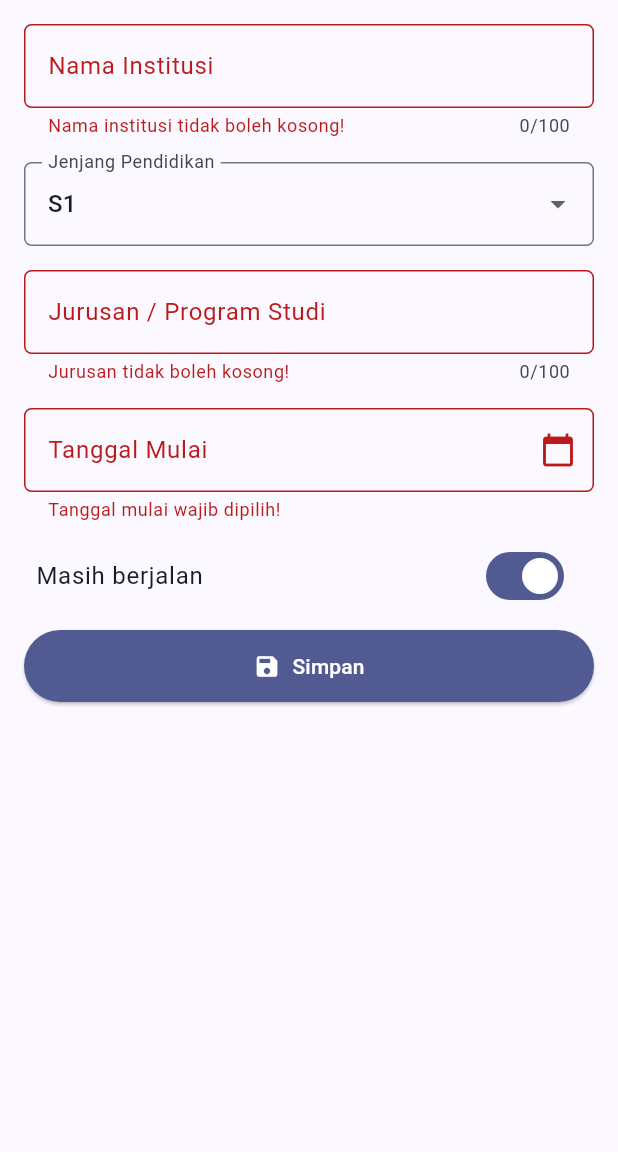
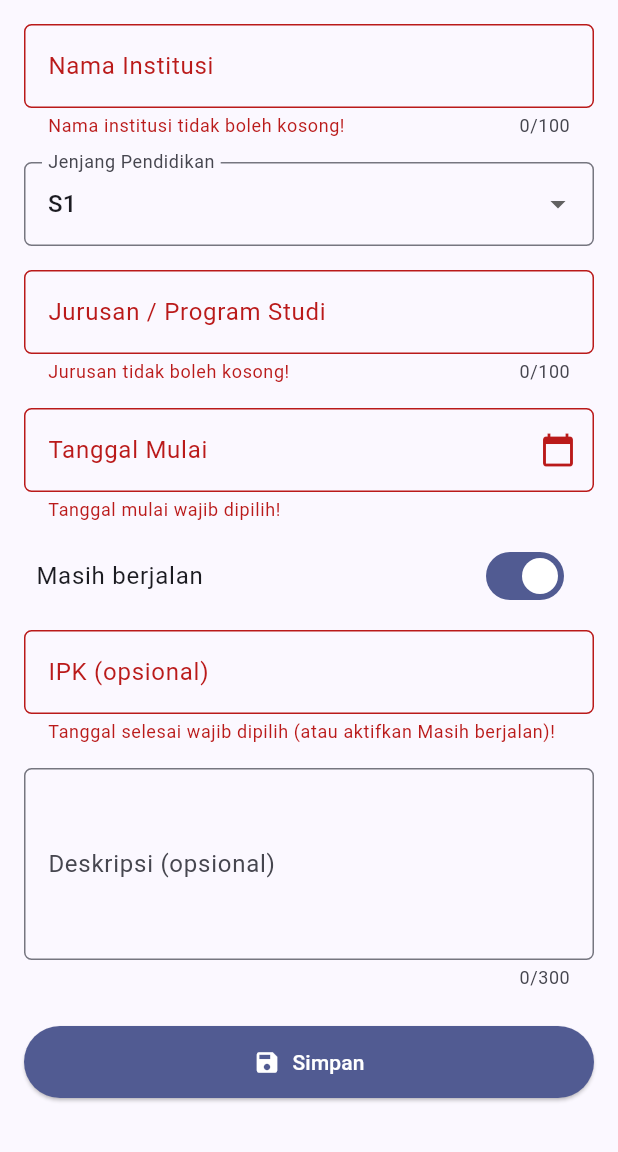
Before and after one commit to lavidayuthiana/myportofolio_mobile, a Flutter app: the EducationFormPage screen opened directly, after a tap on "Simpan", after a tap on "Masih berjalan", on a phone screen of 412 x 824 dp, the part 84-1236 px from its top. Run offline on Flutter 3.47's test engine with Material 3 defaults, Android fonts, the phone set to English and light mode, and no system bars; our stand-ins replace material_ui.

Commit message:
feat(TI8): add GPA, description, and summary AlertDialog on save

```diff
--- a/lib/screens/education_form.dart
+++ b/lib/screens/education_form.dart
@@ -25,6 +25,11 @@ class _EducationFormPageState extends State<EducationFormPage> {
   DateTime? _endDate;
   bool _isOngoing = false;
 
+  String _gpa = "";
+  String _description = "";
+
+  static const int _maxDescriptionLength = 300;
+
   @override
   void dispose() {
     // Membersihkan controller saat halaman ditutup agar tidak bocor memori.
@@ -44,6 +49,22 @@ class _EducationFormPageState extends State<EducationFormPage> {
         borderRadius: BorderRadius.circular(5.0),
       ),
     );
+  }
+
+
+  /// Validator IPK: opsional, tapi jika diisi harus angka 0.00 - 4.00.
+  String? _validateGpa(String? value) {
+    // Boleh kosong karena IPK opsional (misalnya untuk jenjang SMA).
+    if (value == null || value.trim().isEmpty) return null;
+    // Terima koma (3,75) maupun titik (3.75).
+    final gpa = double.tryParse(value.trim().replaceAll(',', '.'));
+    if (gpa == null) {
+      return "IPK harus berupa angka, misalnya 3.75";
+    }
+    if (gpa < 0 || gpa > 4) {
+      return "IPK harus di antara 0.00 dan 4.00!";
+    }
+    return null;
   }
 
   String? _validateRequiredText(String? value, String fieldName) {
@@ -84,6 +105,45 @@ class _EducationFormPageState extends State<EducationFormPage> {
         _endDateController.text = _formatDate(picked);
       }
     });
+  }
+
+  /// Menampilkan ringkasan isian setelah semua input lolos validasi.
+  void _showSummaryDialog() {
+    // Jika masih berjalan, tanggal selesai memang kosong.
+    final endText = _isOngoing ? 'Masih berjalan' : _formatDate(_endDate!);
+
+    showDialog(
+      context: context,
+      builder: (context) {
+        return AlertDialog(
+          title: const Text('Edukasi berhasil disimpan!'),
+          content: SingleChildScrollView(
+            child: Column(
+              crossAxisAlignment: CrossAxisAlignment.start,
+              mainAxisSize: MainAxisSize.min,
+              children: [
+                Text('Institusi: ${_institution.trim()}'),
+                Text('Jenjang: $_degree'),
+                Text('Jurusan: ${_major.trim()}'),
+                Text('Mulai: ${_formatDate(_startDate!)}'),
+                Text('Selesai: $endText'),
+                Text('IPK: ${_gpa.trim().isEmpty ? '-' : _gpa.trim()}'),
+                Text(
+                  'Deskripsi: ${_description.trim().isEmpty ? '-' : _description.trim()}',
+                ),
+              ],
+            ),
+          ),
+          actions: [
+            TextButton(
+              child: const Text('OK'),
+              // Menutup dialog dan kembali ke formulir.
+              onPressed: () => Navigator.pop(context),
+            ),
+          ],
+        );
+      },
+    );
   }
 
   @override
@@ -221,6 +281,43 @@ class _EducationFormPageState extends State<EducationFormPage> {
                   ),
                 ),
 
+                              // === IPK (opsional) ===
+              Padding(
+                padding: const EdgeInsets.all(8.0),
+                child: TextFormField(
+                  decoration: _decoration("IPK (opsional)", hint: "Contoh: 3.75"),
+                  // Keyboard angka dengan titik desimal di HP.
+                  keyboardType:
+                      const TextInputType.numberWithOptions(decimal: true),
+                  textInputAction: TextInputAction.next,
+                  onChanged: (value) => setState(() => _gpa = value),
+                  validator: _validateGpa,
+                ),
+              ),
+
+              // === Deskripsi (opsional) ===
+              Padding(
+                padding: const EdgeInsets.all(8.0),
+                child: TextFormField(
+                  maxLines: 4,
+                  maxLength: _maxDescriptionLength,
+                  decoration: _decoration(
+                    "Deskripsi (opsional)",
+                    hint: "Kegiatan, prestasi, atau mata kuliah favorit",
+                  ),
+                  onChanged: (value) => setState(() => _description = value),
+                  validator: (value) {
+                    if (value != null &&
+                        value.trim().length > _maxDescriptionLength) {
+                      return "Deskripsi maksimal $_maxDescriptionLength karakter!";
+                    }
+                    return null;
+                  },
+                ),
+              ),
+
+              const SizedBox(height: 8.0),
+
               // === Tombol Simpan ===
               Padding(
                 padding: const EdgeInsets.all(8.0),
@@ -234,11 +331,9 @@ class _EducationFormPageState extends State<EducationFormPage> {
                   label: const Text("Simpan"),
                   onPressed: () {
                     // validate() menjalankan semua validator di dalam Form.
+                    // Dialog hanya muncul jika semua input valid.
                     if (_formKey.currentState!.validate()) {
-                      // SEMENTARA: nanti diganti AlertDialog di Langkah 8.
-                      ScaffoldMessenger.of(context).showSnackBar(
-                        SnackBar(content: Text("Valid: $_institution")),
-                      );
+                      _showSummaryDialog();
                     }
                   },
                 ),
```
